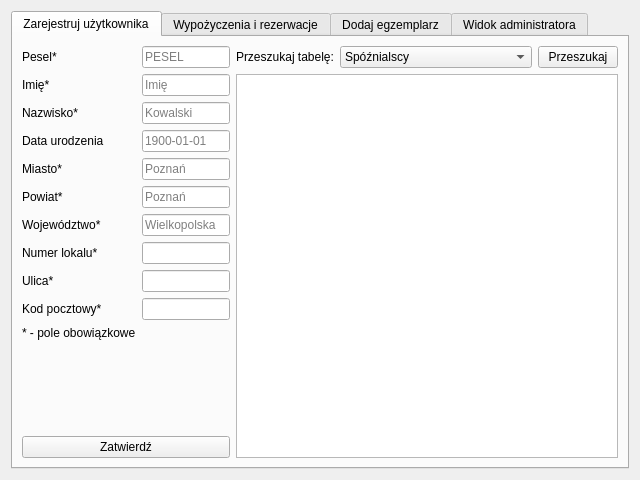
Old version of the form UI/main_window.ui in the repository Ambulanss/library-app.
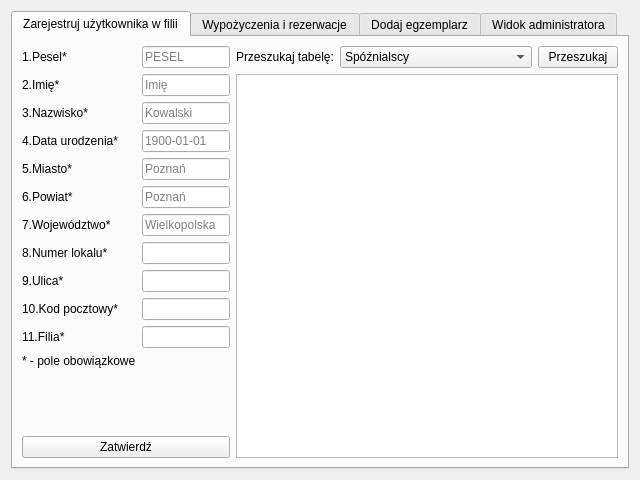
New version of the form. The open tabs and pages were chosen to show the change.

Commit message: Add adding user xD

Patch:
```diff
--- a/UI/main_window.ui
+++ b/UI/main_window.ui
@@ -41,7 +41,7 @@
        </property>
        <widget class="QWidget" name="tab_3">
         <attribute name="title">
-         <string>Zarejestruj użytkownika</string>
+         <string>Zarejestruj użytkownika w filii</string>
         </attribute>
         <layout class="QGridLayout" name="gridLayout_5">
          <item row="0" column="0">
@@ -58,7 +58,7 @@
              <item row="0" column="0">
               <widget class="QLabel" name="label_6">
                <property name="text">
-                <string>Pesel*</string>
+                <string>1.Pesel*</string>
                </property>
               </widget>
              </item>
@@ -78,7 +78,7 @@
              <item row="1" column="0">
               <widget class="QLabel" name="label_7">
                <property name="text">
-                <string>Imię*</string>
+                <string>2.Imię*</string>
                </property>
               </widget>
              </item>
@@ -95,7 +95,7 @@
              <item row="2" column="0">
               <widget class="QLabel" name="label_8">
                <property name="text">
-                <string>Nazwisko*</string>
+                <string>3.Nazwisko*</string>
                </property>
               </widget>
              </item>
@@ -112,7 +112,7 @@
              <item row="3" column="0">
               <widget class="QLabel" name="label_9">
                <property name="text">
-                <string>Data urodzenia</string>
+                <string>4.Data urodzenia*</string>
                </property>
               </widget>
              </item>
@@ -135,7 +135,7 @@
              <item row="4" column="0">
               <widget class="QLabel" name="label_10">
                <property name="text">
-                <string>Miasto*</string>
+                <string>5.Miasto*</string>
                </property>
               </widget>
              </item>
@@ -152,7 +152,7 @@
              <item row="5" column="0">
               <widget class="QLabel" name="label_11">
                <property name="text">
-                <string>Powiat*</string>
+                <string>6.Powiat*</string>
                </property>
               </widget>
              </item>
@@ -169,7 +169,7 @@
              <item row="6" column="0">
               <widget class="QLabel" name="label_14">
                <property name="text">
-                <string>Województwo*</string>
+                <string>7.Województwo*</string>
                </property>
               </widget>
              </item>
@@ -186,7 +186,7 @@
              <item row="7" column="0">
               <widget class="QLabel" name="label_15">
                <property name="text">
-                <string>Numer lokalu*</string>
+                <string>8.Numer lokalu*</string>
                </property>
               </widget>
              </item>
@@ -203,7 +203,7 @@
              <item row="8" column="0">
               <widget class="QLabel" name="label_16">
                <property name="text">
-                <string>Ulica*</string>
+                <string>9.Ulica*</string>
                </property>
               </widget>
              </item>
@@ -217,7 +217,7 @@
              <item row="9" column="0">
               <widget class="QLabel" name="label_17">
                <property name="text">
-                <string>Kod pocztowy*</string>
+                <string>10.Kod pocztowy*</string>
                </property>
               </widget>
              </item>
@@ -231,13 +231,23 @@
                </property>
               </widget>
              </item>
-             <item row="10" column="0">
+             <item row="11" column="0">
               <widget class="QLabel" name="label">
                <property name="text">
                 <string>* - pole obowiązkowe</string>
                </property>
               </widget>
              </item>
+             <item row="10" column="0">
+              <widget class="QLabel" name="label_5">
+               <property name="text">
+                <string>11.Filia*</string>
+               </property>
+              </widget>
+             </item>
+             <item row="10" column="1">
+              <widget class="QLineEdit" name="lineEdit_1_11"/>
+             </item>
             </layout>
            </item>
           </layout>
```
Left out of the diff: 6 changed lines with no effect on the pictures. The commit also changes 2 other files.
